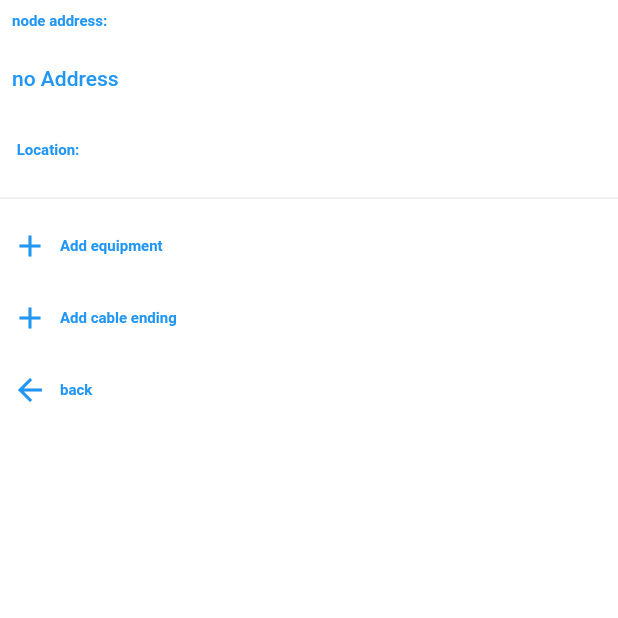
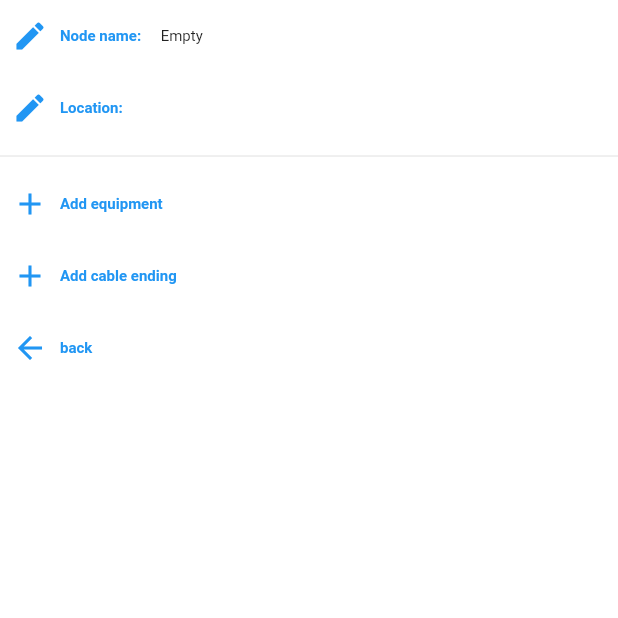
Before and after one commit to hariton1500/couplerseditor, a Flutter app: the screen it shows after launch, after a tap on "Create/edit node", on a phone screen of 412 x 824 dp, the top half of it. Run offline on Flutter 3.47's test engine with Material 2 defaults, Android fonts, the light colour scheme and no system bars; our stand-ins replace flutter_map, latlong2, location, shared_preferences; statements that could not run were skipped.

Commit message:
node name and location center fix

```diff
--- a/lib/Helpers/strings.dart
+++ b/lib/Helpers/strings.dart
@@ -1,6 +1,14 @@
 import 'package:flutter/material.dart';
 
 Map<String, Map<String, String>> strings = {
+  'Empty': {
+    'en': 'Empty',
+    'ru': 'Пусто'
+  },
+  'Node name:': {
+    'en': 'Node name:',
+    'ru': 'Название узла:'
+  },
   'Adding of cable': {
     'en': 'Adding of cable',
     'ru': 'Добавление кабеля',
--- a/lib/Screens/Nodes/node_page.dart
+++ b/lib/Screens/Nodes/node_page.dart
@@ -29,7 +29,7 @@ class NodesScreen extends StatefulWidget {
 
 class _NodesScreenState extends State<NodesScreen> {
   int selectedAquipmentIndex = -1;
-  bool isEdititingAddress = false;
+  bool isEditingAddress = false;
   CableEnd? selectedCableEnd;
   bool isNetworkProcess = false;
 
@@ -43,15 +43,22 @@ class _NodesScreenState extends State<NodesScreen> {
         child: SingleChildScrollView(
             child:
                 Column(crossAxisAlignment: CrossAxisAlignment.start, children: [
-          Padding(
-            padding: const EdgeInsets.all(8.0),
-            child: TranslateText(
-              'node address:',
-              language: widget.settings.language,
+          Wrap(
+            crossAxisAlignment: WrapCrossAlignment.center,
+            spacing: 5,
+            children: [
+              TextButton.icon(onPressed: () {
+                setState(() {
+                  isEditingAddress = true;
+                });
+              }, icon: const Icon(Icons.edit), label: TranslateText('Node name:', language: widget.settings.language)),
+              Text(widget.node.address, style: const TextStyle(fontSize: 10),)
+            ],
           ),
-          ),
-          isEdititingAddress
-              ? TextField(
+          isEditingAddress
+              ? Wrap(
+                children: [
+                  TextField(
                       autofocus: true,
                       controller: TextEditingController(text: widget.node.address),
                       decoration: const InputDecoration(
@@ -61,19 +68,36 @@ class _NodesScreenState extends State<NodesScreen> {
                         widget.node.address = value;
                         //isEdititingAddress = false;
                       },
+                      onSubmitted: (value) => setState(() {
+                        widget.node.address = value;
+                        isEditingAddress = false;
+                      }),
                       onEditingComplete: () => setState(() {
-                    isEdititingAddress = false;
+                        isEditingAddress = false;
                       }),
+                    ),
+                  IconButton(onPressed: () {
+                    setState(() {
+                      isEditingAddress = false;
+                    });
+                  }, icon: const Icon(Icons.done))
+                ],
               )
-              : TextButton(
-                  onPressed: () {
-                    setState(() {
-                      isEdititingAddress = true;
-                    });
-                  },
-                  child: Text(widget.node.address)),
-          TextButton(
-              onPressed: () => showDialog<ll.LatLng>(
+              : Container(),
+          TextButton.icon(
+              icon: const Icon(Icons.edit),
+              onPressed: () => Navigator.of(context).push(MaterialPageRoute(builder: (BuildContext context) => LocationPicker(
+                        startLocation: widget.node.location ??
+                            widget.settings.baseLocation ??
+                            ll.LatLng(0, 0),
+                      ))).then((value) => setState(() {
+                    widget.node.location = value ??
+                        widget.node.location ??
+                        widget.settings.baseLocation ??
+                        ll.LatLng(0, 0);
+                  }))
+
+                /*showDialog<ll.LatLng>(
                   context: context,
                   builder: (BuildContext context) {
                     return AlertDialog(
@@ -92,8 +116,8 @@ class _NodesScreenState extends State<NodesScreen> {
                         widget.node.location ??
                         widget.settings.baseLocation ??
                         ll.LatLng(0, 0);
-                  })),
-              child: Wrap(
+                  }))*/,
+              label: Wrap(
                 children: [
                   TranslateText(
                     'Location:',
--- a/lib/main.dart
+++ b/lib/main.dart
@@ -56,7 +56,7 @@ class _MyHomePageState extends State<MyHomePage> {
   List<String> localStored = [];
   String selectedName = '';
 
-  Node node = Node(address: 'no address');
+  Node node = Node(address: '');
 
   //Cable cable = Cable(ends: []);
 
@@ -184,7 +184,7 @@ class _MyHomePageState extends State<MyHomePage> {
               onPressed: () {
                 Navigator.of(context).push(MaterialPageRoute(
                     builder: (context) => NodesScreen(
-                          node: Node(address: 'no Address'),
+                          node: Node(address: (strings['Empty'] ?? {})[settings.language] ?? ''),
                           //callback: () => setState(() {}),
                           //lang: settings.language, node: node,
                           settings: settings,
```
Also changed, not shown: lib/Screens/location_picker.dart (+14 -6 lines). Lines whose indentation alone changed are shown as unchanged.
